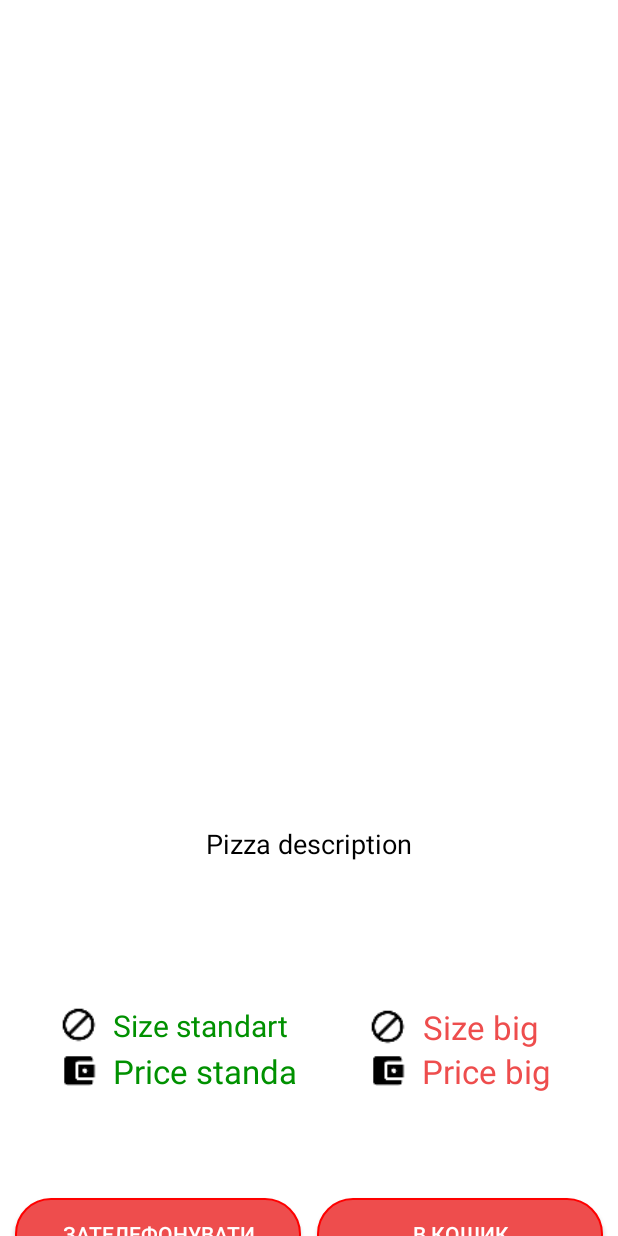
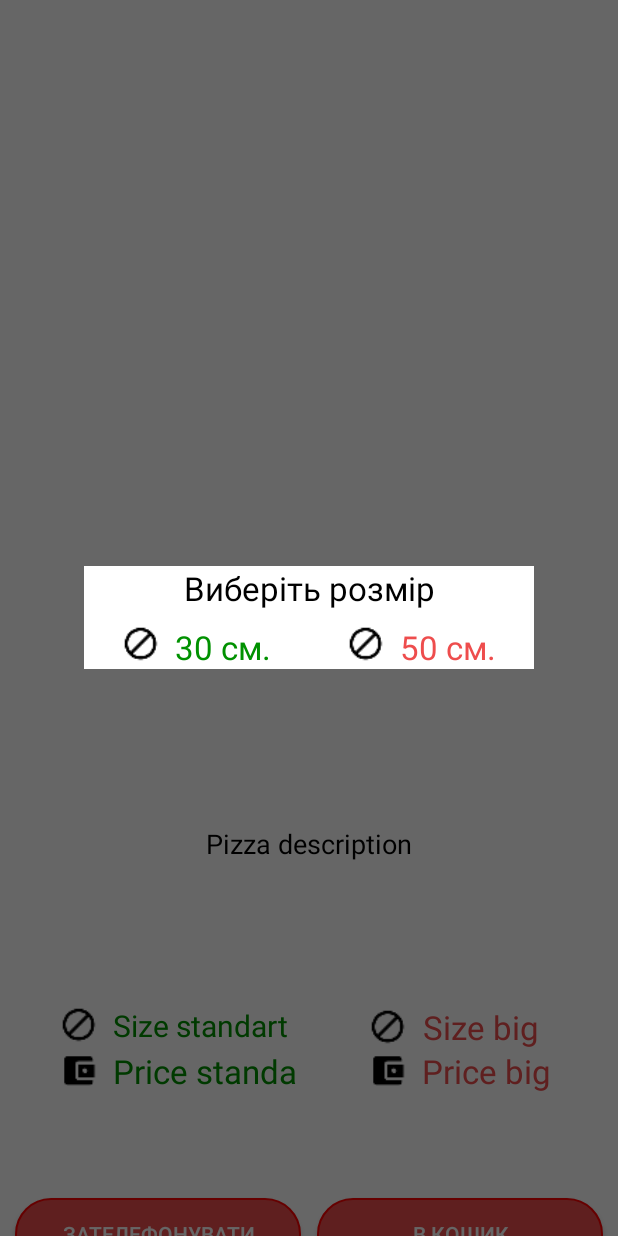
Before and after one commit to Silent2G/IF-City-Pizza, an Android app: the fragment AztecaFragment placed in its activity, after a tap on "В КОШИК", on a phone screen of 412 x 824 dp. Run offline under Robolectric (Android 15) with nearby library versions, the phone set to English and light mode, and no system bars; our stand-ins replace Firebase (no records; nobody signed in at launch, a user with empty details on screens opened directly); libraries missing offline, so code that uses them is left out: com.miguelcatalan.materialsearchview; pictures from the network do not load; 12 statements that could not run were skipped.

Commit message:
dialog diameter azteca

```diff
--- a/app/src/main/java/com/yleaf/stas/if_citypizza/dialog/ChooseSize.java
+++ /dev/null
@@ -1,15 +0,0 @@
-package com.yleaf.stas.if_citypizza.dialog;
-
-import android.app.Dialog;
-import android.os.Bundle;
-import android.support.annotation.NonNull;
-import android.support.v4.app.DialogFragment;
-
-public class ChooseSize extends DialogFragment {
-
-    @NonNull
-    @Override
-    public Dialog onCreateDialog(Bundle savedInstanceState) {
-        return super.onCreateDialog(savedInstanceState);
-    }
-}
--- /dev/null
+++ b/app/src/main/java/com/yleaf/stas/if_citypizza/dialog/ChooseSizeAzteca.java
@@ -0,0 +1,76 @@
+package com.yleaf.stas.if_citypizza.dialog;
+
+import android.app.Dialog;
+import android.graphics.Color;
+import android.graphics.drawable.ColorDrawable;
+import android.os.Bundle;
+import android.support.annotation.NonNull;
+import android.support.v4.app.DialogFragment;
+import android.util.Log;
+import android.view.View;
+import android.view.Window;
+import android.view.WindowManager;
+import android.widget.LinearLayout;
+import android.widget.Toast;
+
+import com.yleaf.stas.if_citypizza.DataHolder;
+import com.yleaf.stas.if_citypizza.R;
+import com.yleaf.stas.if_citypizza.model.ReservedPizza;
+
+public class ChooseSizeAzteca extends DialogFragment {
+
+    private static final String TAG = ChooseSizeAzteca.class.getSimpleName();
+
+    private static final String ID = "id";
+    private int id;
+
+    @NonNull
+    @Override
+    public Dialog onCreateDialog(Bundle savedInstanceState) {
+        final Dialog dialog = new Dialog(getActivity());
+
+        id = getArguments().getInt(ID);
+
+        dialog.getWindow().requestFeature(Window.FEATURE_NO_TITLE);
+        dialog.getWindow().setFlags(WindowManager.LayoutParams.FLAG_FULLSCREEN,
+                WindowManager.LayoutParams.FLAG_LAYOUT_IN_SCREEN);
+        dialog.getWindow().setBackgroundDrawable(new ColorDrawable(Color.TRANSPARENT));
+        dialog.setContentView(R.layout.choose_size_azteca);
+
+        LinearLayout linearLayoutStandart = dialog.findViewById(R.id.linear_layout_standart);
+        linearLayoutStandart.setOnClickListener(new View.OnClickListener() {
+            @Override
+            public void onClick(View v) {
+                DataHolder.getData(getActivity()).getAztecaReserved().add(new ReservedPizza(id, false));
+                Toast.makeText(getActivity(), "30", Toast.LENGTH_SHORT).show();
+                dialog.dismiss();
+
+                Log.i(TAG, String.valueOf(DataHolder.getData(getActivity()).getAztecaReserved().size()));
+            }
+        });
+
+        LinearLayout linearLayoutLarge = dialog.findViewById(R.id.linear_layout_large);
+        linearLayoutLarge.setOnClickListener(new View.OnClickListener() {
+            @Override
+            public void onClick(View v) {
+                DataHolder.getData(getActivity()).getAztecaReserved().add(new ReservedPizza(id, true));
+                Toast.makeText(getActivity(), "50", Toast.LENGTH_SHORT).show();
+                dialog.dismiss();
+
+                Log.i(TAG, String.valueOf(DataHolder.getData(getActivity()).getAztecaReserved().size()));
+            }
+        });
+
+        return dialog;
+    }
+
+    public static ChooseSizeAzteca newInstance(int id) {
+
+        Bundle args = new Bundle();
+        args.putInt(ID, id);
+
+        ChooseSizeAzteca fragment = new ChooseSizeAzteca();
+        fragment.setArguments(args);
+        return fragment;
+    }
+}
--- a/app/src/main/java/com/yleaf/stas/if_citypizza/fragment/AztecaFragment.java
+++ b/app/src/main/java/com/yleaf/stas/if_citypizza/fragment/AztecaFragment.java
@@ -18,6 +18,7 @@ import com.yleaf.stas.if_citypizza.DataHolder;
 import com.yleaf.stas.if_citypizza.R;
 import com.yleaf.stas.if_citypizza.Resource;
 import com.yleaf.stas.if_citypizza.admin.Manufacturer;
+import com.yleaf.stas.if_citypizza.dialog.ChooseSizeAzteca;
 import com.yleaf.stas.if_citypizza.model.Pizza;
 import com.yleaf.stas.if_citypizza.dialog.FourNumDialog;
 
@@ -110,7 +111,10 @@ public class AztecaFragment extends Fragment {
         buttonAddToCart.setOnClickListener(new View.OnClickListener() {
             @Override
             public void onClick(View v) {
-
+                FragmentManager fm = getFragmentManager();
+                ChooseSizeAzteca dialog = ChooseSizeAzteca.newInstance(pizzaId);
+                dialog.setTargetFragment(AztecaFragment.this, REQUEST_CODE);
+                dialog.show(fm, DIALOG_CALL);
             }
         });
 
--- a/app/src/main/java/com/yleaf/stas/if_citypizza/fragment/CamelotFoodFragment.java
+++ b/app/src/main/java/com/yleaf/stas/if_citypizza/fragment/CamelotFoodFragment.java
@@ -6,20 +6,24 @@ import android.support.annotation.Nullable;
 import android.support.v4.app.Fragment;
 import android.support.v4.app.FragmentManager;
 import android.support.v7.widget.Toolbar;
+import android.util.Log;
 import android.view.LayoutInflater;
 import android.view.View;
 import android.view.ViewGroup;
 import android.widget.Button;
 import android.widget.ImageView;
 import android.widget.TextView;
+import android.widget.Toast;
 
 import com.bumptech.glide.Glide;
 import com.yleaf.stas.if_citypizza.DataHolder;
 import com.yleaf.stas.if_citypizza.R;
 import com.yleaf.stas.if_citypizza.Resource;
 import com.yleaf.stas.if_citypizza.admin.Manufacturer;
+import com.yleaf.stas.if_citypizza.dialog.ChooseSizeAzteca;
 import com.yleaf.stas.if_citypizza.model.Pizza;
 import com.yleaf.stas.if_citypizza.dialog.TwoNumDialog;
+import com.yleaf.stas.if_citypizza.model.ReservedPizza;
 
 public class CamelotFoodFragment extends Fragment {
 
@@ -103,7 +107,10 @@ public class CamelotFoodFragment extends Fragment {
         buttonAddToCart.setOnClickListener(new View.OnClickListener() {
             @Override
             public void onClick(View v) {
+                DataHolder.getData(appContext).getCamelotFoodReserved().add(new ReservedPizza(pizzaId, false));
+                Toast.makeText(getActivity(), "32", Toast.LENGTH_SHORT).show();
 
+                Log.i(TAG, String.valueOf(DataHolder.getData(appContext).getCamelotFoodReserved().size()));
             }
         });
 
--- a/app/src/main/java/com/yleaf/stas/if_citypizza/fragment/PizzaIFFragment.java
+++ b/app/src/main/java/com/yleaf/stas/if_citypizza/fragment/PizzaIFFragment.java
@@ -6,12 +6,14 @@ import android.support.annotation.Nullable;
 import android.support.v4.app.Fragment;
 import android.support.v4.app.FragmentManager;
 import android.support.v7.widget.Toolbar;
+import android.util.Log;
 import android.view.LayoutInflater;
 import android.view.View;
 import android.view.ViewGroup;
 import android.widget.Button;
 import android.widget.ImageView;
 import android.widget.TextView;
+import android.widget.Toast;
 
 import com.bumptech.glide.Glide;
 import com.yleaf.stas.if_citypizza.DataHolder;
@@ -20,6 +22,7 @@ import com.yleaf.stas.if_citypizza.Resource;
 import com.yleaf.stas.if_citypizza.admin.Manufacturer;
 import com.yleaf.stas.if_citypizza.model.Pizza;
 import com.yleaf.stas.if_citypizza.dialog.FourNumDialog;
+import com.yleaf.stas.if_citypizza.model.ReservedPizza;
 
 public class PizzaIFFragment extends Fragment {
 
@@ -106,7 +109,10 @@ public class PizzaIFFragment extends Fragment {
         buttonAddToCart.setOnClickListener(new View.OnClickListener() {
             @Override
             public void onClick(View v) {
+                DataHolder.getData(appContext).getPizzaIFReserved().add(new ReservedPizza(pizzaId, false));
+                Toast.makeText(getActivity(), "35", Toast.LENGTH_SHORT).show();
 
+                Log.i(TAG, String.valueOf(DataHolder.getData(appContext).getPizzaIFReserved().size()));
             }
         });
 
--- /dev/null
+++ b/app/src/main/res/layout/choose_size_azteca.xml
@@ -0,0 +1,84 @@
+<?xml version="1.0" encoding="utf-8"?>
+<LinearLayout xmlns:android="http://schemas.android.com/apk/res/android"
+    xmlns:app="http://schemas.android.com/apk/res-auto"
+    android:layout_width="match_parent"
+    android:layout_height="match_parent"
+    android:orientation="vertical"
+    android:background="@color/white">
+
+    <LinearLayout
+        android:layout_width="match_parent"
+        android:layout_height="wrap_content"
+        android:orientation="vertical"
+        android:paddingBottom="10dp">
+
+        <TextView
+            android:id="@+id/choose_size"
+            android:layout_width="match_parent"
+            android:layout_height="wrap_content"
+            android:textSize="22sp"
+            android:gravity="center"
+            android:textColor="@color/black"
+            android:text="Виберіть розмір" />
+    </LinearLayout>
+
+    <LinearLayout
+        android:layout_width="match_parent"
+        android:layout_height="wrap_content"
+        android:orientation="horizontal">
+
+        <LinearLayout
+            android:id="@+id/linear_layout_standart"
+            android:layout_width="match_parent"
+            android:layout_height="wrap_content"
+            android:layout_weight="1"
+            android:layout_gravity="center"
+            android:orientation="horizontal">
+
+            <ImageView
+                android:id="@+id/image_standart"
+                android:layout_width="25dp"
+                android:layout_height="25dp"
+                android:layout_marginLeft="25dp"
+                android:layout_marginRight="10dp"
+                app:srcCompat="@drawable/ic_do_not_disturb_alt" />
+
+            <TextView
+                android:id="@+id/text_view_standart"
+                android:layout_width="match_parent"
+                android:layout_height="wrap_content"
+                android:layout_marginRight="25dp"
+                android:text="@string/azteca_standart"
+                android:textColor="#009100"
+                android:textSize="22sp" />
+        </LinearLayout>
+
+        <LinearLayout
+            android:id="@+id/linear_layout_large"
+            android:layout_width="match_parent"
+            android:layout_height="wrap_content"
+            android:layout_weight="1"
+            android:layout_gravity="center"
+            android:orientation="horizontal">
+
+            <ImageView
+                android:id="@+id/image_large"
+                android:layout_width="25dp"
+                android:layout_height="25dp"
+                android:layout_marginLeft="25dp"
+                android:layout_marginRight="10dp"
+                app:srcCompat="@drawable/ic_do_not_disturb_alt" />
+
+            <TextView
+                android:id="@+id/text_view_large"
+                android:layout_width="match_parent"
+                android:layout_height="wrap_content"
+                android:layout_marginRight="25dp"
+                android:text="@string/azteca_large"
+                android:textColor="#EE4D4D"
+                android:textSize="22sp" />
+        </LinearLayout>
+
+    </LinearLayout>
+
+</LinearLayout>
--- a/app/src/main/res/values/strings.xml
+++ b/app/src/main/res/values/strings.xml
@@ -27,4 +27,6 @@
     <string name="kyivstar">Kyivstar call</string>
     <string name="ukrtelecom">Ukrtelecom call</string>
     <string name="search_hint">Search pizza</string>
+    <string name="azteca_standart">30 см.</string>
+    <string name="azteca_large">50 см.</string>
 </resources>
```
